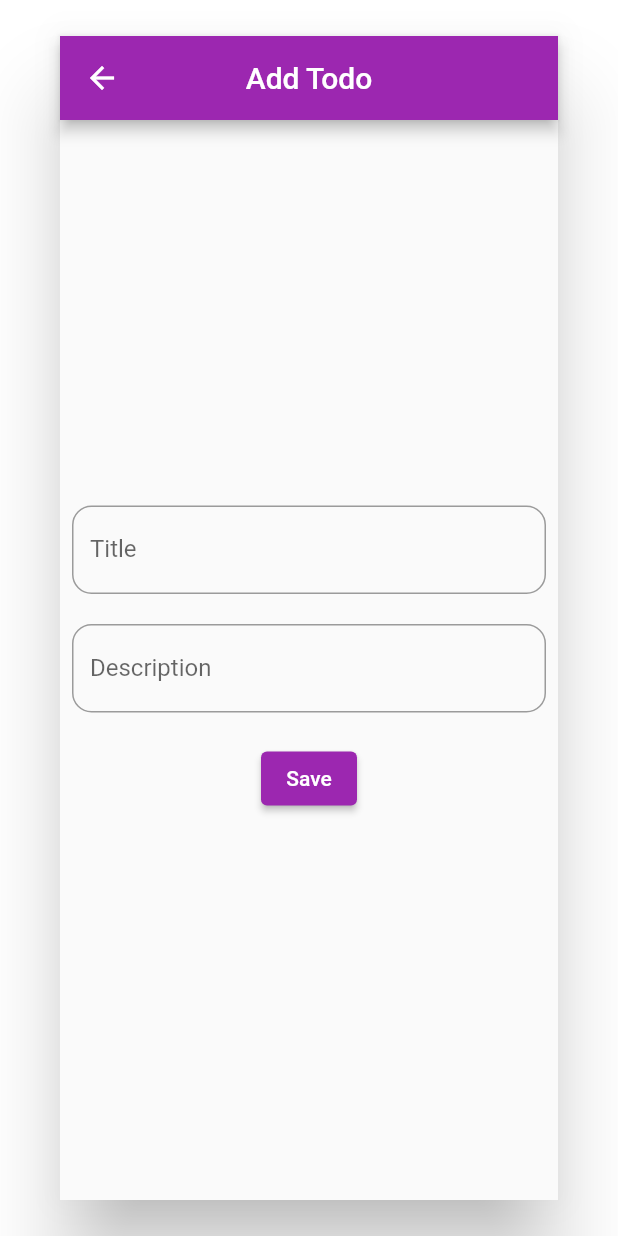
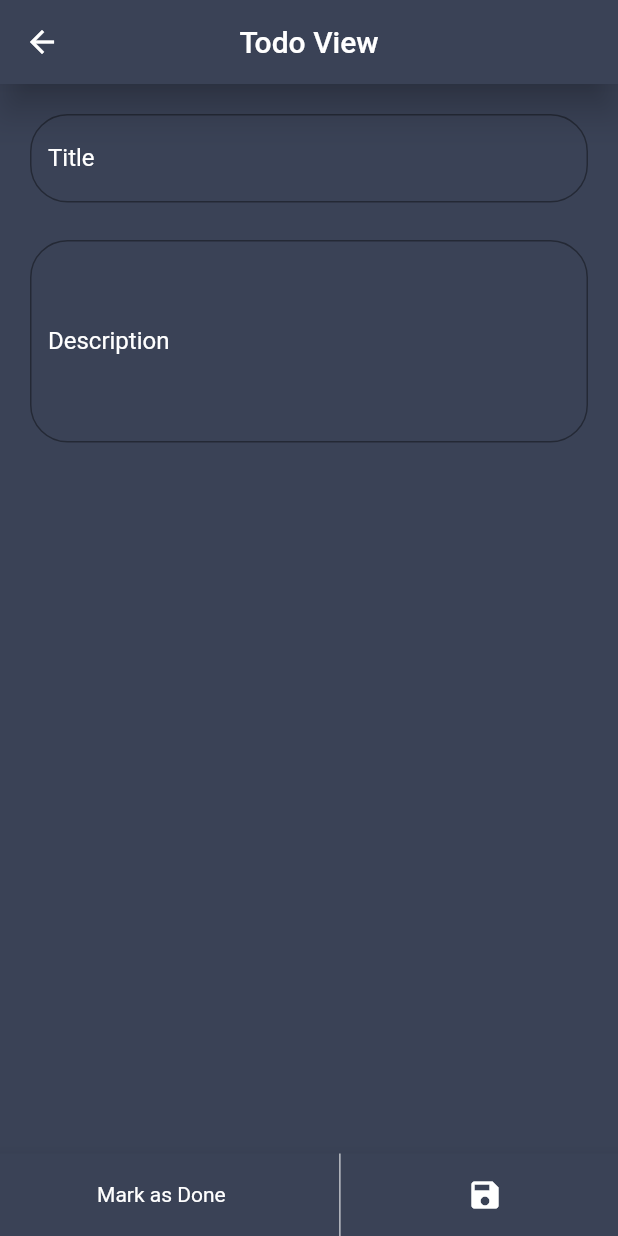
Before and after one commit to nabinsah703/getTodoApp, a Flutter app: the screen it shows after launch, after a tap on the "add" icon, on a phone screen of 412 x 824 dp. Run offline on Flutter 3.47's test engine with Material 2 defaults, Android fonts, the phone set to English and light mode, and no system bars; our stand-ins replace shared_preferences.

Commit message:
make a todo list by change the code in our previous app

```diff
--- a/lib/model/todo.dart
+++ b/lib/model/todo.dart
@@ -1,6 +1,29 @@
 class Todo {
-  String title;
-  String description;
+  int? id;
+   String? title;
+   String? description;
+  bool? status;
 
-  Todo({required this.title, required this.description});
+  Todo({ this.id,  this.title,  this.description,   this.status}) {
+        id = this.id;
+        title = this.title;
+    description = this.description;
+    status = this.status;
+
+      }
+      toJson() {
+    return {
+      "id": id,
+      "description": description,
+      "title": title,
+      "status": status
+    };
+  }
+  fromJson(jsonData) {
+    return Todo(
+        id: jsonData['id'],
+        title: jsonData['title'],
+        description: jsonData['description'],
+        status: jsonData['status']);
+  }
 }
--- a/lib/screens/add_todo.dart
+++ /dev/null
@@ -1,67 +0,0 @@
-import 'package:flutter/material.dart';
-import 'package:gettodoapp/model/todo.dart';
-
-class AddTodo extends StatefulWidget {
-  const AddTodo({Key? key}) : super(key: key);
-
-  @override
-  State<AddTodo> createState() => _AddTodoState();
-}
-
-class _AddTodoState extends State<AddTodo> {
-  @override
-  Widget build(BuildContext context) {
-    return Dialog(
-      child: Scaffold(
-        appBar: AppBar(
-          title: Text("Add Todo"),
-          centerTitle: true,
-        ),
-        body: Center(
-          child: Padding(
-            padding: const EdgeInsets.all(8.0),
-            child: Column(
-              mainAxisAlignment: MainAxisAlignment.center,
-              crossAxisAlignment: CrossAxisAlignment.center,
-              children: [
-                TextFormField(
-                  decoration: InputDecoration(
-                      hintText: "title",
-                      labelText: "Title",
-                      border: OutlineInputBorder(
-                          borderRadius: BorderRadius.circular(13)),
-                      focusColor: Colors.red),
-                ),
-                const SizedBox(
-                  height: 20,
-                ),
-                TextFormField(
-                  decoration: InputDecoration(
-                      hintText: "description",
-                      labelText: "Description",
-                      border: OutlineInputBorder(
-                          borderRadius: BorderRadius.circular(13)),
-                      focusColor: Colors.red),
-                ),
-                const SizedBox(
-                  height: 20,
-                ),
-                ElevatedButton(
-                  onPressed: () {
-                    Navigator.pop(context);
-                  },
-                  child: Text(
-                    "Save",
-                    style: TextStyle(
-                      backgroundColor: Colors.purple,
-                    ),
-                  ),
-                )
-              ],
-            ),
-          ),
-        ),
-      ),
-    );
-  }
-}
--- a/lib/screens/home_screen.dart
+++ b/lib/screens/home_screen.dart
@@ -1,5 +1,11 @@
+import 'dart:convert';
+import 'dart:math';
+
 import 'package:flutter/material.dart';
-import 'package:gettodoapp/screens/add_todo.dart';
+import 'package:gettodoapp/screens/todo_view.dart';
+import 'package:shared_preferences/shared_preferences.dart';
+
+import '../model/todo.dart';
 
 class HomeScreen extends StatefulWidget {
   const HomeScreen({Key? key}) : super(key: key);
@@ -9,24 +15,164 @@ class HomeScreen extends StatefulWidget {
 }
 
 class _HomeScreenState extends State<HomeScreen> {
+  late SharedPreferences prefs;
+  List todos = [];
+
+    setupTodo() async {
+    prefs = await SharedPreferences.getInstance();
+    String? stringTodo = prefs.getString('todo');
+    List todoList = jsonDecode(stringTodo!);
+    for (var todo in todoList) {
+      setState(() {
+        todos.add(Todo().fromJson(todo));
+      });
+    }
+  }
+
+  void saveTodo() {
+    List items = todos.map((e) => e.toJson()).toList();
+    prefs.setString('todo', jsonEncode(items));
+  }
+
+  @override
+  void initState() {
+    super.initState();
+    setupTodo();
+
+  }
+
+
+
+
+
+
   @override
   Widget build(BuildContext context) {
     return Scaffold(
       appBar: AppBar(
-        title: Text("Get Todo App"),
+        title:const Text("Get Todo App"),
         centerTitle: true,
       ),
+      body: ListView.builder(
+        scrollDirection: Axis.vertical,
+        itemCount: todos.length,
+        itemBuilder: (BuildContext context, int index){
+          return Card(
+            elevation: 8.0,
+            margin:const EdgeInsets.symmetric(horizontal: 10,vertical: 6),
+            child: Container(
+              decoration:const BoxDecoration(
+                color: Colors.amber,
+              ),
+              child: InkWell(
+                onTap: () async {
+                  Todo todo = await Navigator.push(context,
+                  MaterialPageRoute(builder: (builder)=>
+                  TodoView(todo: todos[index],)));
+                   if (todo != null) {
+                        setState(() {
+                          todos[index] = todo;
+                        });
+                        saveTodo();
+                      }
+                },
+                child:makeListTile(todos[index], index) ,
+              ),
+            ),
+          );
+        }),
       floatingActionButton: FloatingActionButton(
         onPressed: () {
-          Navigator.push(
-            context,
-            MaterialPageRoute(
-              builder: (builder) => const AddTodo(),
-            ),
-          );
+          addTodo();
         },
+        backgroundColor: Colors.black12,
         child: Icon(Icons.add),
       ),
     );
   }
+
+  addTodo() async {
+    int id = Random().nextInt(30);
+    Todo t = Todo(id: id, title: '', description: '', status: false);
+    Todo returnTodo = await Navigator.push(
+        context, MaterialPageRoute(builder: (context) => TodoView(todo: t)));
+    if (returnTodo != null) {
+      setState(() {
+        todos.add(returnTodo);
+      });
+      saveTodo();
+    }
+  }
+
+   makeListTile(Todo todo, index) {
+    return ListTile(
+        contentPadding:const EdgeInsets.symmetric(horizontal: 20.0, vertical: 10.0),
+        leading: Container(
+          padding:const EdgeInsets.only(right: 12.0),
+          decoration:const  BoxDecoration(
+              border:  Border(
+                  right:  BorderSide(width: 1.0, color: Colors.white24))),
+          child: CircleAvatar(
+            backgroundColor: Colors.black26,
+            child: Text("${index + 1}"),
+          ),
+        ),
+        title: Row(
+          children: [
+            Text(
+              todo.title!,
+              style:
+                const  TextStyle(color: Colors.white, fontWeight: FontWeight.bold),
+            ),
+            const SizedBox(
+              width: 10,
+            ),
+            todo.status!
+                ? const Icon(
+                    Icons.verified,
+                    color: Colors.greenAccent,
+                  )
+                : Container()
+          ],
+        ),
+        // subtitle: Text("Intermediate", style: TextStyle(color: Colors.white)),
+
+        subtitle: Wrap(
+          children: <Widget>[
+            Text(todo.description!,
+                overflow: TextOverflow.clip,
+                maxLines: 1,
+                style: const TextStyle(color: Colors.white))
+          ],
+        ),
+        trailing: InkWell(
+            onTap: () {
+              delete(todo);
+            },
+            child: const Icon(Icons.delete, color: Colors.white, size: 30.0)));
+  }
+    delete(Todo todo) {
+    return showDialog(
+        context: context,
+        builder: (ctx) => AlertDialog(
+              title: const Text("Alert"),
+              content:const Text("Are you sure to delete"),
+              actions: [
+                TextButton(
+                    onPressed: () {
+                      Navigator.pop(ctx);
+                    },
+                    child:const Text("No")),
+                TextButton(
+                    onPressed: () {
+                      setState(() {
+                        todos.remove(todo);
+                      });
+                      Navigator.pop(ctx);
+                      saveTodo();
+                    },
+                    child:const Text("Yes"))
+              ],
+            ));
+  }
 }
--- /dev/null
+++ b/lib/screens/todo_view.dart
@@ -0,0 +1,150 @@
+import 'package:flutter/material.dart';
+
+import '../model/todo.dart';
+
+class TodoView extends StatefulWidget {
+  Todo? todo;
+  TodoView({Key? key, this.todo}) : super(key: key);
+
+  @override
+  _TodoViewState createState() => _TodoViewState(todo: todo!);
+}
+
+class _TodoViewState extends State<TodoView> {
+  Todo todo;
+  _TodoViewState({required this.todo});
+  TextEditingController titleController = TextEditingController();
+  TextEditingController descriptionController = TextEditingController();
+
+  @override
+  void initState() {
+    super.initState();
+    if (todo != null) {
+      titleController.text = todo.title!;
+      descriptionController.text = todo.description!;
+    }
+  }
+
+  Widget build(BuildContext context) {
+    return Scaffold(
+      backgroundColor: Color.fromRGBO(58, 66, 86, 1.0),
+      appBar: AppBar(
+        centerTitle: true,
+        elevation: 10,
+        backgroundColor: Color.fromRGBO(58, 66, 86, 1.0),
+        title: Text("Todo View"),
+      ),
+      body: SingleChildScrollView(
+        child: Container(
+          padding: EdgeInsets.all(20),
+          child: Column(
+            children: [
+              Container(
+                  child: colorOverride(TextField(
+                onChanged: (data) {
+                  todo.title = data;
+                },
+                style: TextStyle(color: Colors.white),
+                decoration: new InputDecoration(
+                  labelStyle: TextStyle(color: Colors.white),
+                  labelText: "Title",
+                  fillColor: Colors.white,
+                  border: new OutlineInputBorder(
+                    borderRadius: new BorderRadius.circular(25.0),
+                    borderSide: new BorderSide(color: Colors.white),
+                  ),
+                  //fillColor: Colors.green
+                ),
+                controller: titleController,
+              ))),
+              SizedBox(
+                height: 25,
+              ),
+              Container(
+                  child: colorOverride(TextField(
+                maxLines: 5,
+                onChanged: (data) {
+                  todo.description = data;
+                },
+                style: TextStyle(color: Colors.white),
+                decoration: new InputDecoration(
+                  labelStyle: TextStyle(color: Colors.white),
+                  labelText: "Description",
+                  fillColor: Colors.white,
+                  border: new OutlineInputBorder(
+                    borderRadius: new BorderRadius.circular(25.0),
+                    borderSide: new BorderSide(color: Colors.white),
+                  ),
+                  //fillColor: Colors.green
+                ),
+                controller: descriptionController,
+              ))),
+            ],
+          ),
+        ),
+      ),
+      bottomNavigationBar: Container(
+        height: 55.0,
+        child: BottomAppBar(
+          color: Color.fromRGBO(58, 66, 86, 1.0),
+          child: Row(
+            mainAxisAlignment: MainAxisAlignment.spaceEvenly,
+            children: <Widget>[
+              InkWell(
+                  onTap: () {
+                    showDialog(
+                        context: context,
+                        builder: (ctx) => AlertDialog(
+                              title: Text("Alert"),
+                              content: Text(
+                                  "Mark this todo as ${todo.status! ? 'not done' : 'done'}  "),
+                              actions: <Widget>[
+                                TextButton(
+                                  onPressed: () {
+                                    Navigator.of(ctx).pop();
+                                  },
+                                  child: Text("No"),
+                                ),
+                                TextButton(
+                                  onPressed: () {
+                                    setState(() {
+                                      todo.status = !todo.status!;
+                                    });
+                                    Navigator.of(ctx).pop();
+                                  },
+                                  child: Text("Yes"),
+                                )
+                              ],
+                            ));
+                  },
+                  child: Text(
+                    "${todo.status! ? 'Mark as Not Done' : 'Mark as Done'} ",
+                    style: TextStyle(color: Colors.white),
+                  )),
+              VerticalDivider(
+                color: Colors.white,
+              ),
+              IconButton(
+                icon: Icon(Icons.save, color: Colors.white),
+                onPressed: () {
+                  Navigator.pop(context, todo);
+                },
+              )
+            ],
+          ),
+        ),
+      ),
+    );
+  }
+
+  Widget colorOverride(Widget child) {
+    return new Theme(
+      data: new ThemeData(
+        primaryColor: Colors.white,
+        accentColor: Colors.white,
+        hintColor: Colors.white,
+      ),
+      child: child,
+    );
+  }
+}
```
